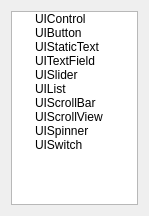
Before: the Qt Designer form Tools/UIEditor/UI/librarywidget.ui in xaoctech/dava.engine, drawn with Qt 5.
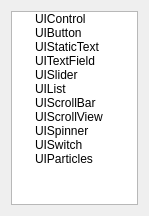
After: the same form once the commit is applied. Custom widgets are drawn as their Qt base class.

Commit message: [DF-3353] - UIParticles effect is integrated into UIEditor.

The edit to the form file:
```diff
--- a/Tools/UIEditor/UI/librarywidget.ui
+++ b/Tools/UIEditor/UI/librarywidget.ui
@@ -95,6 +95,11 @@
        <string>UISwitch</string>
       </property>
      </item>
+     <item>
+      <property name="text">
+       <string>UIParticles</string>
+      </property>
+     </item>
     </widget>
    </item>
   </layout>
```
The commit also changes 16 other files.
